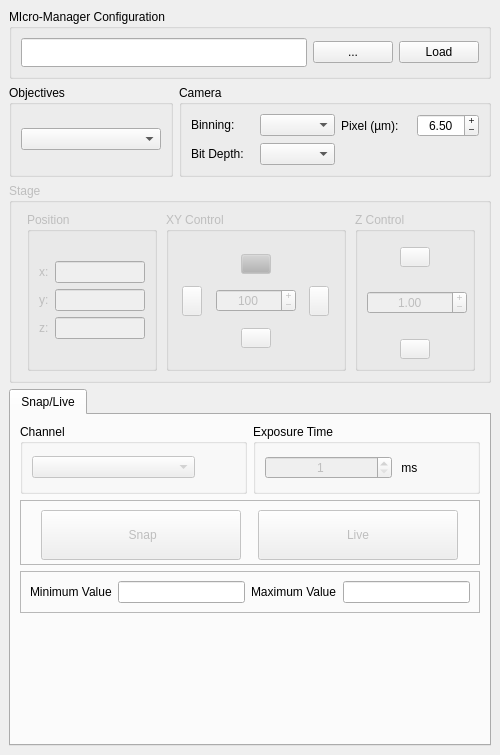
This is micromanager_gui/micromanager_gui.ui in pymmcore-plus/napari-micromanager as Qt 5 draws it before an edit. The edited form follows.
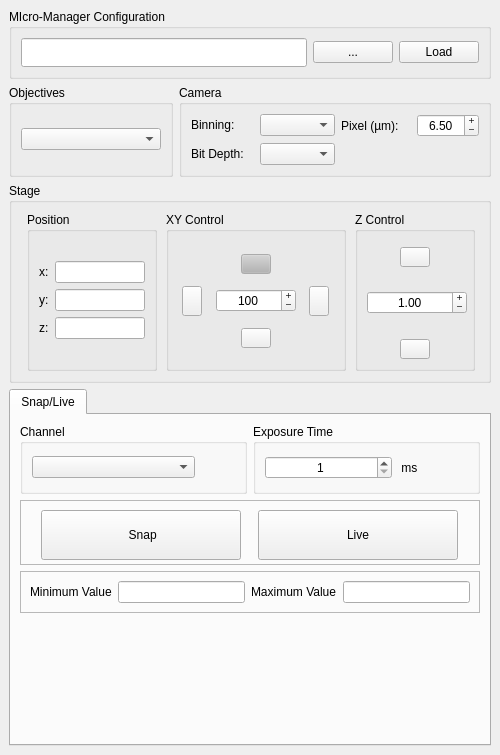
This is the edited form.

What changed in the file:
```diff
--- a/micromanager_gui/micromanager_gui.ui
+++ b/micromanager_gui/micromanager_gui.ui
@@ -2,6 +2,9 @@
 <ui version="4.0">
  <class>MainWindow</class>
  <widget class="QMainWindow" name="MainWindow">
+  <property name="enabled">
+   <bool>true</bool>
+  </property>
   <property name="geometry">
    <rect>
     <x>0</x>
@@ -73,7 +76,7 @@
            <item row="0" column="1">
             <widget class="QPushButton" name="live_Button">
              <property name="enabled">
-              <bool>false</bool>
+              <bool>true</bool>
              </property>
              <property name="minimumSize">
               <size>
@@ -95,7 +98,7 @@
            <item row="0" column="0">
             <widget class="QPushButton" name="snap_Button">
              <property name="enabled">
-              <bool>false</bool>
+              <bool>true</bool>
              </property>
              <property name="sizePolicy">
               <sizepolicy hsizetype="Minimum" vsizetype="Fixed">
@@ -147,7 +150,7 @@
            <item>
             <widget class="QSpinBox" name="exp_spinBox">
              <property name="enabled">
-              <bool>false</bool>
+              <bool>true</bool>
              </property>
              <property name="alignment">
               <set>Qt::AlignCenter</set>
@@ -271,7 +274,7 @@
            <item>
             <widget class="QComboBox" name="snap_channel_comboBox">
              <property name="enabled">
-              <bool>false</bool>
+              <bool>true</bool>
              </property>
              <property name="maximumSize">
               <size>
@@ -503,7 +506,7 @@
     <item row="3" column="0" colspan="3">
      <widget class="QGroupBox" name="stage_groupBox">
       <property name="enabled">
-       <bool>false</bool>
+       <bool>true</bool>
       </property>
       <property name="minimumSize">
        <size>
@@ -521,7 +524,7 @@
        <item row="0" column="1">
         <widget class="QGroupBox" name="XY_groupBox">
          <property name="enabled">
-          <bool>false</bool>
+          <bool>true</bool>
          </property>
          <property name="sizePolicy">
           <sizepolicy hsizetype="Fixed" vsizetype="Preferred">
@@ -566,7 +569,7 @@
           <item row="0" column="1" alignment="Qt::AlignHCenter">
            <widget class="QPushButton" name="y_up_Button">
             <property name="enabled">
-             <bool>false</bool>
+             <bool>true</bool>
             </property>
             <property name="maximumSize">
              <size>
@@ -619,7 +622,7 @@
           <item row="1" column="0" alignment="Qt::AlignHCenter">
            <widget class="QPushButton" name="left_Button">
             <property name="enabled">
-             <bool>false</bool>
+             <bool>true</bool>
             </property>
             <property name="maximumSize">
              <size>
@@ -635,7 +638,7 @@
           <item row="1" column="1" alignment="Qt::AlignHCenter|Qt::AlignVCenter">
            <widget class="QSpinBox" name="xy_step_size_SpinBox">
             <property name="enabled">
-             <bool>false</bool>
+             <bool>true</bool>
             </property>
             <property name="sizePolicy">
              <sizepolicy hsizetype="Fixed" vsizetype="Fixed">
@@ -681,7 +684,7 @@
           <item row="1" column="2" alignment="Qt::AlignHCenter">
            <widget class="QPushButton" name="right_Button">
             <property name="enabled">
-             <bool>false</bool>
+             <bool>true</bool>
             </property>
             <property name="maximumSize">
              <size>
@@ -697,7 +700,7 @@
           <item row="2" column="1" alignment="Qt::AlignHCenter">
            <widget class="QPushButton" name="y_down_Button">
             <property name="enabled">
-             <bool>false</bool>
+             <bool>true</bool>
             </property>
             <property name="maximumSize">
              <size>
@@ -716,7 +719,7 @@
        <item row="0" column="0">
         <widget class="QGroupBox" name="position_groupBox">
          <property name="enabled">
-          <bool>false</bool>
+          <bool>true</bool>
          </property>
          <property name="sizePolicy">
           <sizepolicy hsizetype="Fixed" vsizetype="Preferred">
@@ -819,7 +822,7 @@
        <item row="0" column="2">
         <widget class="QGroupBox" name="Z_groupBox">
          <property name="enabled">
-          <bool>false</bool>
+          <bool>true</bool>
          </property>
          <property name="minimumSize">
           <size>
@@ -843,7 +846,7 @@
           <item row="0" column="0" alignment="Qt::AlignHCenter">
            <widget class="QPushButton" name="up_Button">
             <property name="enabled">
-             <bool>false</bool>
+             <bool>true</bool>
             </property>
             <property name="maximumSize">
              <size>
@@ -865,7 +868,7 @@
           <item row="1" column="0" alignment="Qt::AlignHCenter|Qt::AlignVCenter">
            <widget class="QDoubleSpinBox" name="z_step_size_doubleSpinBox">
             <property name="enabled">
-             <bool>false</bool>
+             <bool>true</bool>
             </property>
             <property name="sizePolicy">
              <sizepolicy hsizetype="Fixed" vsizetype="Fixed">
@@ -908,7 +911,7 @@
           <item row="2" column="0" alignment="Qt::AlignHCenter">
            <widget class="QPushButton" name="down_Button">
             <property name="enabled">
-             <bool>false</bool>
+             <bool>true</bool>
             </property>
             <property name="maximumSize">
              <size>
```
Left out of the diff: 3 changed lines with no effect on the pictures.
